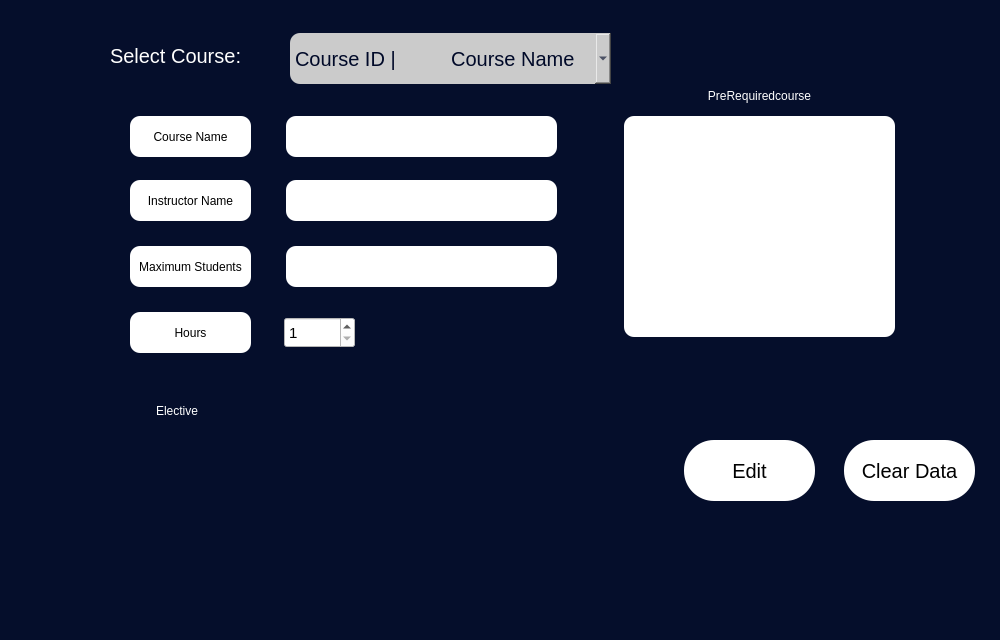
Above: Qt/editcourse.ui from KerollosRady/University-mangament-system before the change. Below: the same form after it.
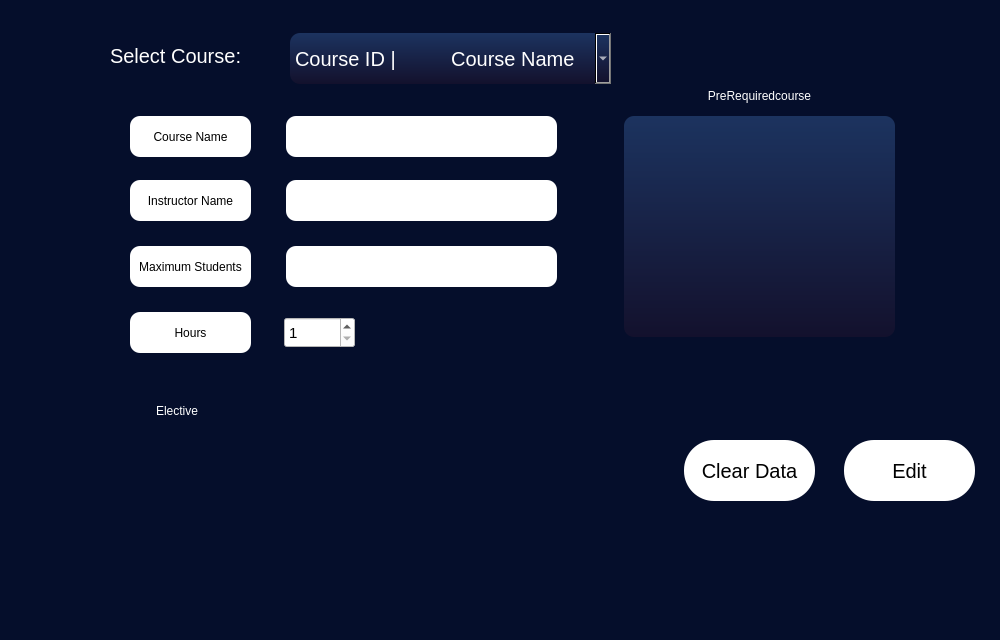
That is the form after the change.

What changed in the file:
```diff
--- a/Qt/editcourse.ui
+++ b/Qt/editcourse.ui
@@ -132,7 +132,7 @@
   <widget class="QPushButton" name="clear">
    <property name="geometry">
     <rect>
-     <x>844</x>
+     <x>684</x>
      <y>440</y>
      <width>131</width>
      <height>61</height>
@@ -156,7 +156,7 @@
   <widget class="QPushButton" name="Edit">
    <property name="geometry">
     <rect>
-     <x>684</x>
+     <x>844</x>
      <y>440</y>
      <width>131</width>
      <height>61</height>
@@ -187,10 +187,11 @@
     </rect>
    </property>
    <property name="styleSheet">
-    <string notr="true">background: white ;
-border-radius:10px;
-font: 600 12pt &quot;Yu Gothic UI Semibold&quot;;
-color : black ; </string>
+    <string notr="true">font-size:20px;
+color :white;
+border-radius: 10px;
+background: qlineargradient(x1:0, y1:0, x2:0, y2:1, stop:0 #1c335f, stop:1 #13112d);
+</string>
    </property>
   </widget>
   <widget class="QLabel" name="check_add">
@@ -257,9 +258,10 @@
    </property>
    <property name="styleSheet">
     <string notr="true">font-size:20px;
-color : rgb(0, 9, 40);
+color :white;
 border-radius: 10px;
-background:rgb(203, 203, 203);</string>
+background: qlineargradient(x1:0, y1:0, x2:0, y2:1, stop:0 #1c335f, stop:1 #13112d);
+</string>
    </property>
    <item>
     <property name="text">
```
Left out of the diff: 6 changed lines with no effect on the pictures.
